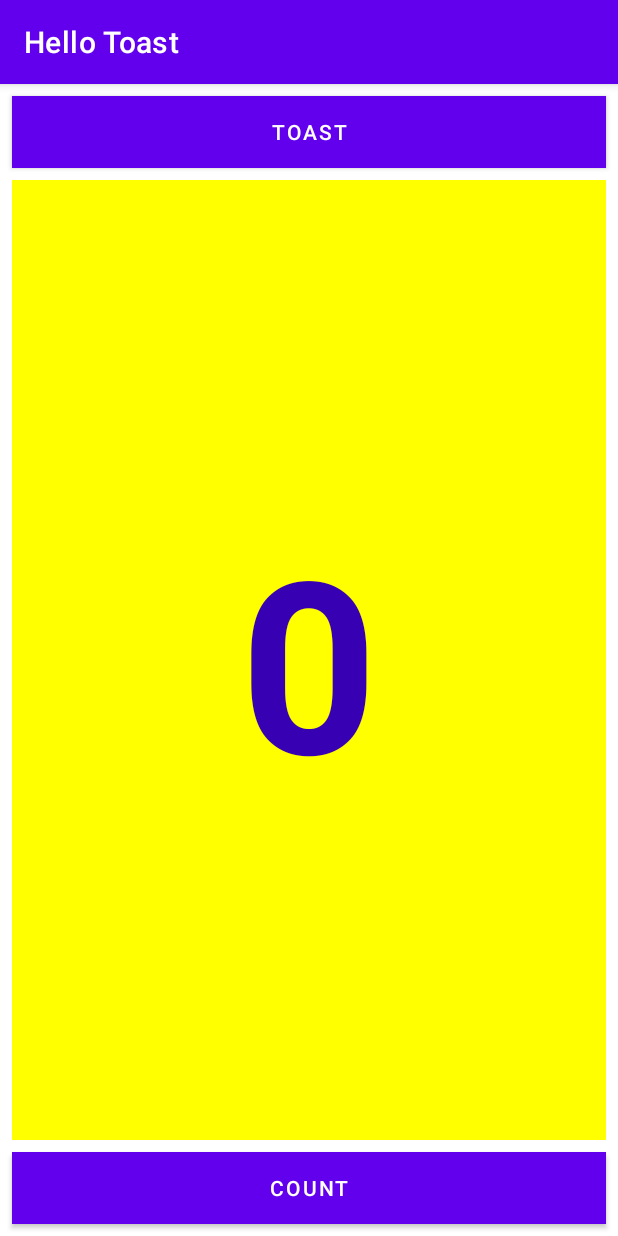
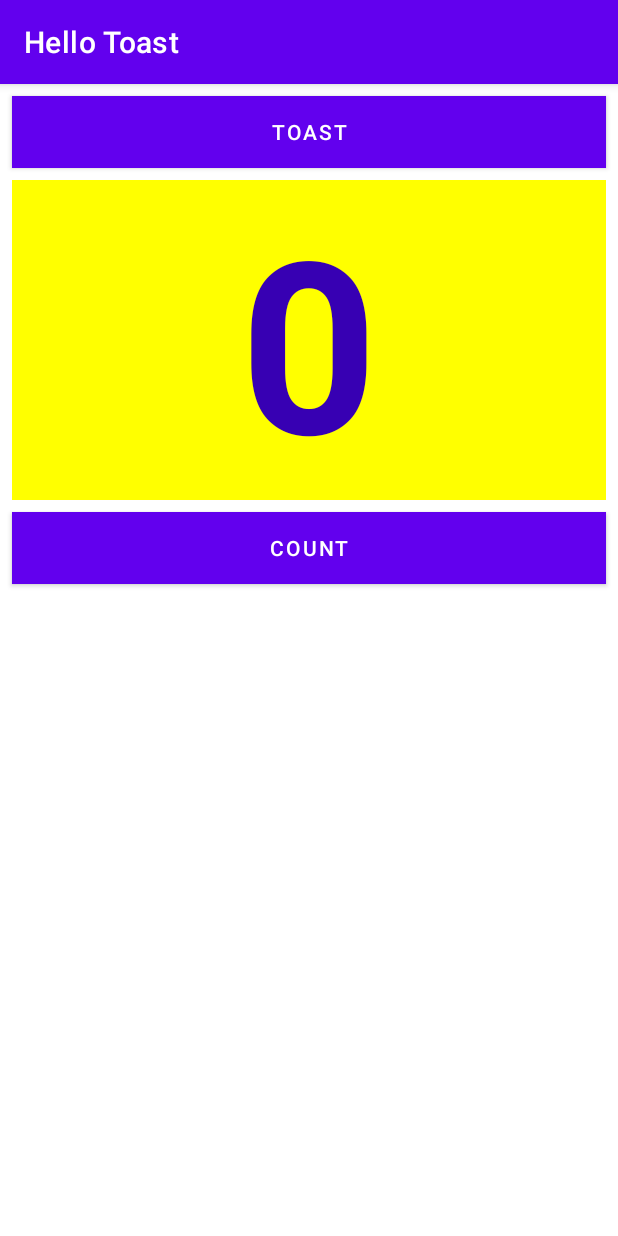
Before and after one commit to bc-dipesh/hello-toast, an Android app: the screen it shows after launch (MainActivity), on a phone screen of 412 x 824 dp. Run offline under Robolectric (Android 15) with nearby library versions, the phone set to English and light mode, and no system bars.

Commit message:
REFACTOR: Change the layout to RelativeLayout
Change the layout for the portrait orientation for mobile devices to RelativeLayout

```diff
--- a/app/src/main/res/layout/activity_main.xml
+++ b/app/src/main/res/layout/activity_main.xml
@@ -1,9 +1,8 @@
 <?xml version="1.0" encoding="utf-8"?>
-<LinearLayout xmlns:android="http://schemas.android.com/apk/res/android"
+<RelativeLayout xmlns:android="http://schemas.android.com/apk/res/android"
     xmlns:tools="http://schemas.android.com/tools"
     android:layout_width="match_parent"
     android:layout_height="match_parent"
-    android:orientation="vertical"
     tools:context=".MainActivity">
 
     <Button
@@ -21,12 +20,14 @@
     <TextView
         android:id="@+id/show_count"
         android:layout_width="match_parent"
-        android:layout_height="0dp"
+        android:layout_height="wrap_content"
+        android:layout_below="@+id/button_toast"
+        android:layout_alignParentStart="true"
+        android:layout_alignParentLeft="true"
         android:layout_marginStart="8dp"
         android:layout_marginTop="8dp"
         android:layout_marginEnd="8dp"
         android:layout_marginBottom="8dp"
-        android:layout_weight="1"
         android:background="#FFFF00"
         android:gravity="center"
         android:text="@string/count_initial_value"
@@ -38,6 +39,8 @@
         android:id="@+id/button_count"
         android:layout_width="match_parent"
         android:layout_height="wrap_content"
+        android:layout_below="@+id/show_count"
+        android:layout_centerHorizontal="true"
         android:layout_marginStart="8dp"
         android:layout_marginEnd="8dp"
         android:layout_marginBottom="8dp"
@@ -45,4 +48,4 @@
         android:onClick="countUp"
         android:text="@string/button_label_count"
         android:textColor="@android:color/white" />
-</LinearLayout>
+</RelativeLayout>
```
